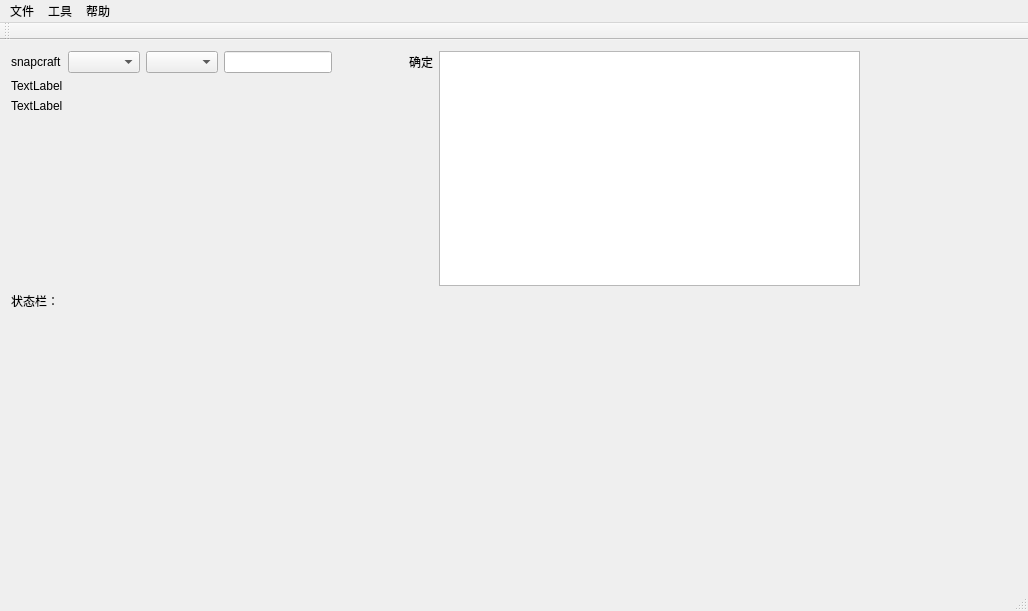
The window that mainwindow.ui (skawu/SnapcraftGUITool) describes before a commit, drawn with Qt 5.
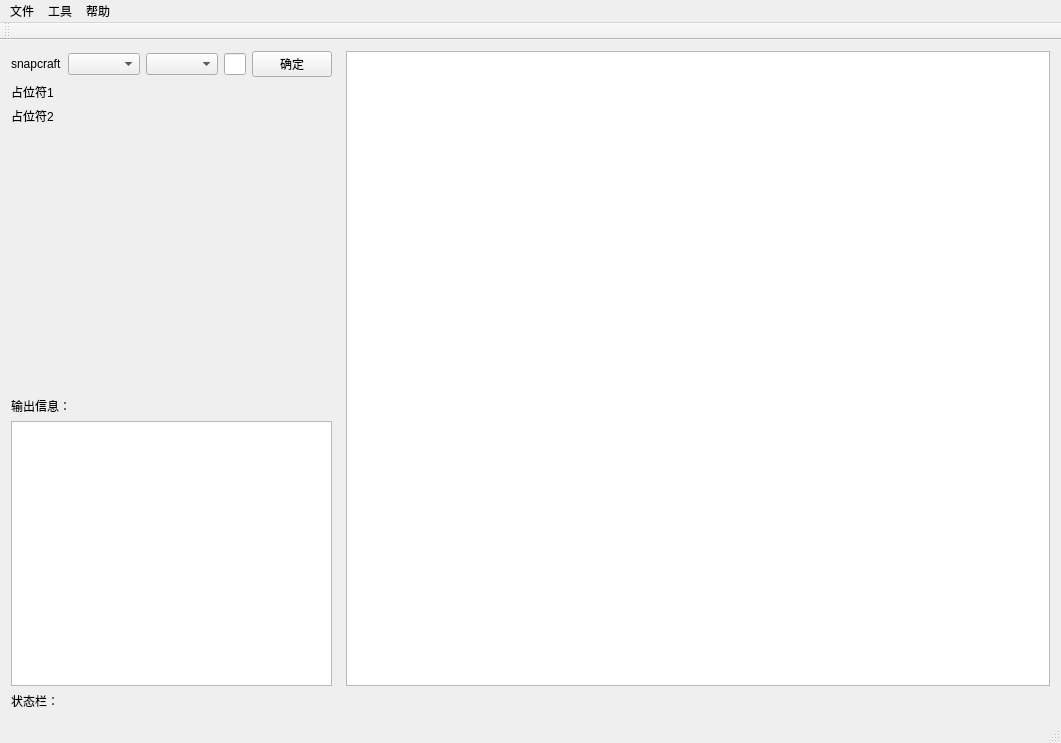
The same window after the commit.

Commit message: 调整界面自适应

Diff of the .ui file:
```diff
--- a/mainwindow.ui
+++ b/mainwindow.ui
@@ -6,33 +6,26 @@
    <rect>
     <x>0</x>
     <y>0</y>
-    <width>1028</width>
-    <height>611</height>
+    <width>1061</width>
+    <height>743</height>
    </rect>
   </property>
   <property name="windowTitle">
    <string>MainWindow</string>
   </property>
   <widget class="QWidget" name="centralWidget">
-   <widget class="QWidget" name="verticalLayoutWidget_2">
-    <property name="geometry">
-     <rect>
-      <x>0</x>
-      <y>0</y>
-      <width>871</width>
-      <height>281</height>
-     </rect>
-    </property>
+   <layout class="QGridLayout" name="gridLayout">
+    <item row="0" column="0">
     <layout class="QVBoxLayout" name="verticalLayout_2">
      <item>
-      <layout class="QHBoxLayout" name="horizontalLayout">
+       <layout class="QHBoxLayout" name="horizontalLayout" stretch="8,1,91">
        <item>
         <layout class="QVBoxLayout" name="verticalLayout">
          <item>
           <layout class="QHBoxLayout" name="horizontalLayout_2"/>
          </item>
          <item>
-          <layout class="QHBoxLayout" name="horizontalLayout_3">
+           <layout class="QHBoxLayout" name="horizontalLayout_3" stretch="1,1,1,1,2,1">
            <item>
             <widget class="QLabel" name="label_4">
              <property name="text">
@@ -41,7 +34,14 @@
             </widget>
            </item>
            <item>
-            <widget class="QComboBox" name="comboBox_2"/>
+             <widget class="QComboBox" name="comboBox_stage">
+              <property name="currentText">
+               <string/>
+              </property>
+              <property name="currentIndex">
+               <number>-1</number>
+              </property>
+             </widget>
            </item>
            <item>
             <widget class="QComboBox" name="comboBox"/>
@@ -63,7 +63,7 @@
             </spacer>
            </item>
            <item>
-            <widget class="QLabel" name="label_5">
+             <widget class="QPushButton" name="pushButton">
              <property name="text">
               <string>确定</string>
              </property>
@@ -74,14 +74,14 @@
          <item>
           <widget class="QLabel" name="label_2">
            <property name="text">
-            <string>TextLabel</string>
+             <string>占位符1</string>
            </property>
           </widget>
          </item>
          <item>
           <widget class="QLabel" name="label">
            <property name="text">
-            <string>TextLabel</string>
+             <string>占位符2</string>
            </property>
           </widget>
          </item>
@@ -98,8 +98,31 @@
            </property>
           </spacer>
          </item>
-        </layout>
-       </item>
+          <item>
+           <widget class="QLabel" name="label_5">
+            <property name="text">
+             <string>输出信息：</string>
+            </property>
+           </widget>
+          </item>
+          <item>
+           <widget class="QTextBrowser" name="textBrowser"/>
+          </item>
+         </layout>
+        </item>
+        <item>
+         <spacer name="horizontalSpacer_2">
+          <property name="orientation">
+           <enum>Qt::Horizontal</enum>
+          </property>
+          <property name="sizeHint" stdset="0">
+           <size>
+            <width>40</width>
+            <height>20</height>
+           </size>
+          </property>
+         </spacer>
+        </item>
        <item>
         <widget class="QTextEdit" name="textEdit"/>
        </item>
@@ -113,14 +136,15 @@
       </widget>
      </item>
     </layout>
-   </widget>
+    </item>
+   </layout>
   </widget>
   <widget class="QMenuBar" name="menuBar">
    <property name="geometry">
     <rect>
      <x>0</x>
      <y>0</y>
-     <width>1028</width>
+     <width>1061</width>
      <height>22</height>
     </rect>
    </property>
```
Left out of the diff: 2 changed lines with no effect on the pictures. Lines whose indentation alone changed are shown as unchanged.
